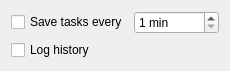
First picture: the form in ktimetracker/cfgstorage.ui, repository chusopr/kdepim-ktimetracker-akonadi, before the edit.
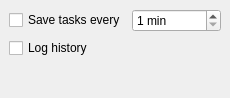
Second picture: the form after the edit.

Commit message: * Fix layout: Vertical spacer, default KDialog margin and spacing hints

```diff
--- a/ktimetracker/cfgstorage.ui
+++ b/ktimetracker/cfgstorage.ui
@@ -6,10 +6,22 @@
     <x>0</x>
     <y>0</y>
     <width>230</width>
-    <height>70</height>
+    <height>98</height>
    </rect>
   </property>
   <layout class="QGridLayout" >
+   <property name="leftMargin" >
+    <number>9</number>
+   </property>
+   <property name="topMargin" >
+    <number>9</number>
+   </property>
+   <property name="rightMargin" >
+    <number>9</number>
+   </property>
+   <property name="bottomMargin" >
+    <number>9</number>
+   </property>
    <item row="0" column="0" >
     <widget class="QCheckBox" name="kcfg_autoSave" >
      <property name="text" >
@@ -37,6 +49,19 @@
      </property>
     </widget>
    </item>
+   <item row="2" column="0" >
+    <spacer>
+     <property name="orientation" >
+      <enum>Qt::Vertical</enum>
+     </property>
+     <property name="sizeHint" >
+      <size>
+       <width>20</width>
+       <height>40</height>
+      </size>
+     </property>
+    </spacer>
+   </item>
   </layout>
  </widget>
  <resources/>
```
Left out of the diff: 2 changed lines with no effect on the pictures. The commit also changes 2 other files.
